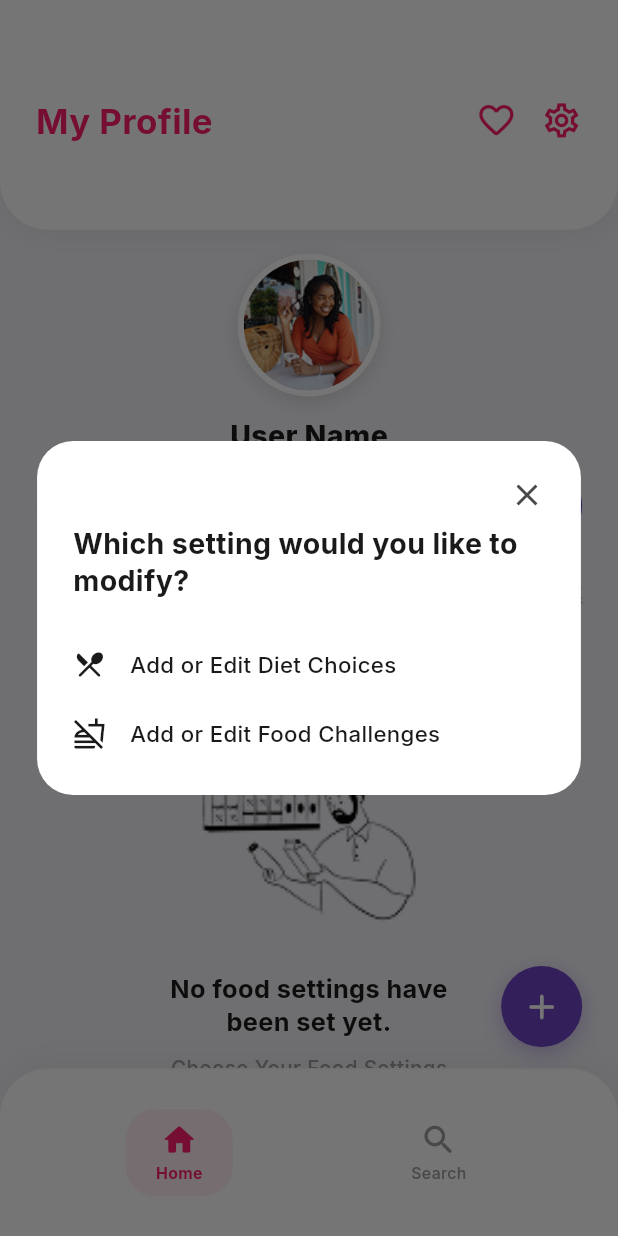
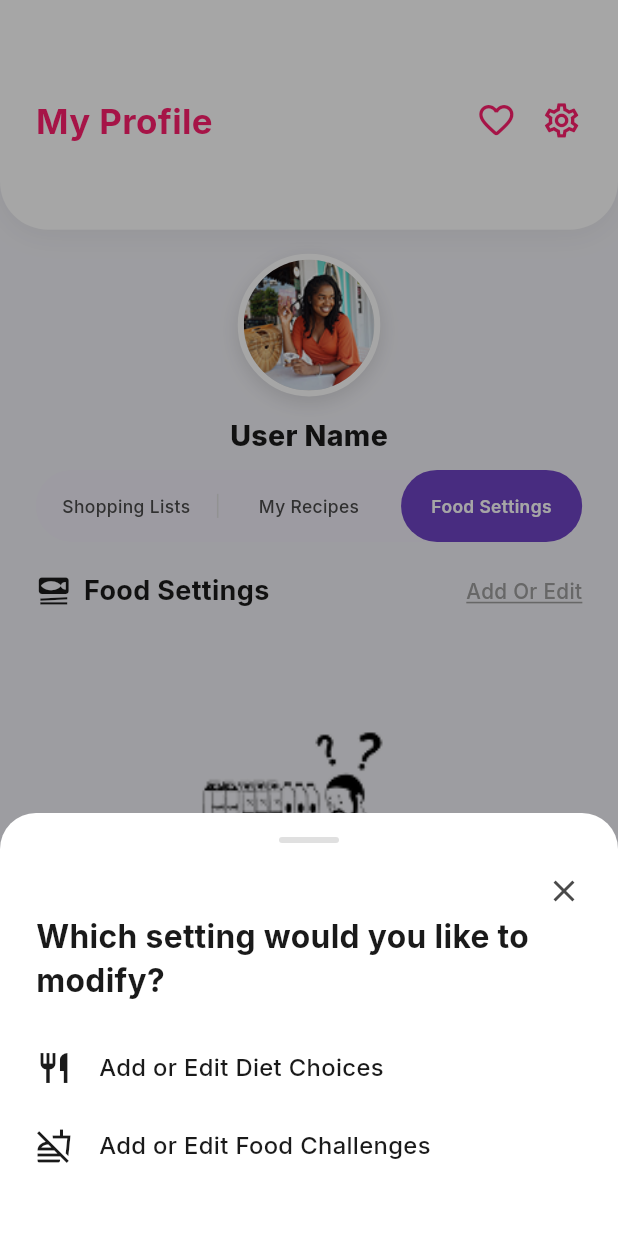
Before and after one commit to aliakbar319678-hash/Luvco-App, a Flutter app: the UserProfileScreen screen opened by its route, after a tap on "My Recipes", after a tap on "Food Settings", after a tap on "Add Or Edit", on a phone screen of 412 x 824 dp. Run offline on Flutter 3.47's test engine with Material 3 defaults, Android fonts, the phone set to English and light mode, and no system bars; our stand-ins replace flutter_riverpod, flutter_svg, go_router, google_fonts; missing offline and left inert: custom_pop_up_menu; statements that could not run were skipped.

Commit message:
feat: align food settings and FAB menu with Figma design, convert dialogs to bottom sheets

```diff
--- a/lib/screens/profile/user_profile_screen.dart
+++ b/lib/screens/profile/user_profile_screen.dart
@@ -105,9 +105,8 @@ class UserProfileScreen extends ConsumerWidget {
               right: size.width * 0.058,
               child: _FabButton(
                 onTap: () {
-                  showDialog(
-                    context: context,
-                    builder: (_) => LuvcoFabActionMenu(
+                  showLuvcoFabActionMenu(
+                    context,
                     onCreateList: () => _showCreateListDialog(context, ref),
                     onSearchProducts: () {
                       // Navigate to search or show snackbar
@@ -122,7 +121,6 @@ class UserProfileScreen extends ConsumerWidget {
                     onSearchRecipe: () {
                       // Navigate to search recipes
                     },
-                    ),
                   );
                 },
               ),
--- a/lib/widgets/food_settings_dialogs.dart
+++ b/lib/widgets/food_settings_dialogs.dart
@@ -2,12 +2,36 @@ import 'package:flutter/material.dart';
 import 'package:google_fonts/google_fonts.dart';
 import '../core/theme/app_colors.dart';
 
-class LuvcoFoodSettingsModifyDialog extends StatelessWidget {
+/// Shows the "Which setting would you like to modify?" bottom sheet
+/// that slides up from the bottom — matching the Figma design exactly.
+void showFoodSettingsModifySheet(
+  BuildContext context, {
+  required VoidCallback onModifyDiet,
+  required VoidCallback onModifyChallenges,
+}) {
+  showModalBottomSheet(
+    context: context,
+    backgroundColor: Colors.transparent,
+    barrierColor: Colors.black.withValues(alpha: 0.35),
+    isScrollControlled: true,
+    builder: (_) => _FoodSettingsModifySheet(
+      onModifyDiet: () {
+        Navigator.of(context).pop();
+        onModifyDiet();
+      },
+      onModifyChallenges: () {
+        Navigator.of(context).pop();
+        onModifyChallenges();
+      },
+    ),
+  );
+}
+
+class _FoodSettingsModifySheet extends StatelessWidget {
   final VoidCallback onModifyDiet;
   final VoidCallback onModifyChallenges;
 
-  const LuvcoFoodSettingsModifyDialog({
-    super.key,
+  const _FoodSettingsModifySheet({
     required this.onModifyDiet,
     required this.onModifyChallenges,
   });
@@ -16,17 +40,40 @@ class LuvcoFoodSettingsModifyDialog extends StatelessWidget {
   Widget build(BuildContext context) {
     final size = MediaQuery.sizeOf(context);
     final scale = size.width / 390;
+    final bottomPadding = MediaQuery.paddingOf(context).bottom;
 
-    return Dialog(
-      backgroundColor: AppColors.pureWhite,
-      shape: RoundedRectangleBorder(borderRadius: BorderRadius.circular(24)),
-      insetPadding: EdgeInsets.symmetric(horizontal: size.width * 0.06),
-      child: Padding(
-        padding: const EdgeInsets.fromLTRB(24, 24, 24, 30),
+    return Container(
+      decoration: const BoxDecoration(
+        color: AppColors.pureWhite,
+        borderRadius: BorderRadius.only(
+          topLeft: Radius.circular(24),
+          topRight: Radius.circular(24),
+        ),
+      ),
+      padding: EdgeInsets.only(
+        left: 24,
+        right: 24,
+        top: 16,
+        bottom: 32 + bottomPadding,
+      ),
       child: Column(
         mainAxisSize: MainAxisSize.min,
         crossAxisAlignment: CrossAxisAlignment.start,
         children: [
+          // ── Drag Handle ──
+          Center(
+            child: Container(
+              width: 40,
+              height: 4,
+              decoration: BoxDecoration(
+                color: AppColors.clearGrey,
+                borderRadius: BorderRadius.circular(2),
+              ),
+            ),
+          ),
+
+          const SizedBox(height: 20),
+
           // ── Close Button ──
           Align(
             alignment: Alignment.topRight,
@@ -36,58 +83,53 @@ class LuvcoFoodSettingsModifyDialog extends StatelessWidget {
             ),
           ),
 
-            const SizedBox(height: 8),
+          const SizedBox(height: 4),
 
           // ── Title ──
           Text(
             'Which setting would you like to\nmodify?',
             style: GoogleFonts.inter(
-                fontSize: 18 * scale.clamp(0.85, 1.2),
+              fontSize: 20 * scale.clamp(0.85, 1.2),
               fontWeight: FontWeight.w700,
               color: AppColors.black,
-                height: 1.3,
+              height: 1.35,
             ),
           ),
 
           const SizedBox(height: 32),
 
           // ── Option 1: Diet Choices ──
-            _ModifyOptionItem(
-              icon: Icons.restaurant_menu_rounded,
+          _SheetOptionItem(
+            icon: Icons.restaurant,
             label: 'Add or Edit Diet Choices',
-              onTap: () {
-                Navigator.of(context).pop();
-                onModifyDiet();
-              },
+            onTap: onModifyDiet,
             scale: scale,
           ),
 
-            const SizedBox(height: 24),
+          const SizedBox(height: 28),
 
           // ── Option 2: Food Challenges ──
-            _ModifyOptionItem(
+          _SheetOptionItem(
             icon: Icons.no_food_outlined,
             label: 'Add or Edit Food Challenges',
-              onTap: () {
-                Navigator.of(context).pop();
-                onModifyChallenges();
-              },
+            onTap: onModifyChallenges,
             scale: scale,
           ),
+
+          const SizedBox(height: 16),
         ],
-        ),
       ),
     );
   }
 }
 
-class _ModifyOptionItem extends StatelessWidget {
+class _SheetOptionItem extends StatelessWidget {
   final IconData icon;
   final String label;
   final VoidCallback onTap;
   final double scale;
 
-  const _ModifyOptionItem({
+  const _SheetOptionItem({
     required this.icon,
     required this.label,
     required this.onTap,
@@ -101,13 +143,13 @@ class _ModifyOptionItem extends StatelessWidget {
       behavior: HitTestBehavior.opaque,
       child: Row(
         children: [
-          Icon(icon, color: AppColors.black, size: 22),
-          const SizedBox(width: 16),
+          Icon(icon, color: AppColors.black, size: 24),
+          const SizedBox(width: 18),
           Expanded(
             child: Text(
               label,
               style: GoogleFonts.inter(
-                fontSize: 14 * scale.clamp(0.85, 1.2),
+                fontSize: 15 * scale.clamp(0.85, 1.2),
                 fontWeight: FontWeight.w500,
                 color: AppColors.black,
               ),
```
Also changed, not shown: lib/screens/profile/food_settings_tab.dart (+101 -51 lines), lib/widgets/fab_menu_dialog.dart (+81 -33 lines), 1 other file. Lines whose indentation alone changed are shown as unchanged.
